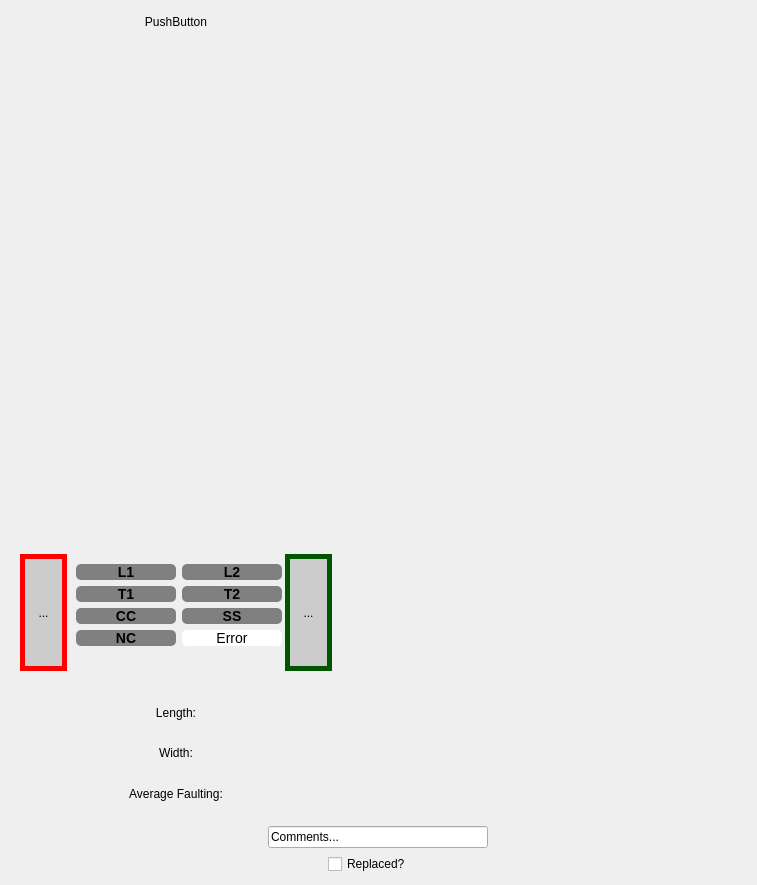
This is resources/year_panel.ui in jadenl99/JPCP_slab_classification as Qt 5 draws it before an edit. The edited form follows.
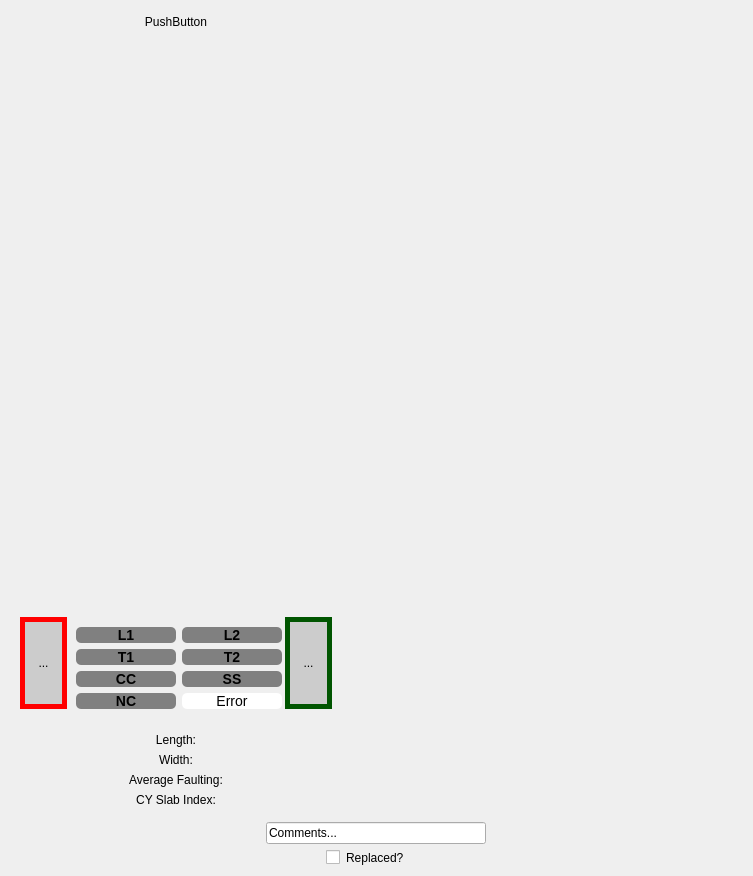
This is the edited form. Icons and pictures are not drawn.

The edit to the form file:
```diff
--- a/resources/year_panel.ui
+++ b/resources/year_panel.ui
@@ -6,8 +6,8 @@
    <rect>
     <x>0</x>
     <y>0</y>
-    <width>757</width>
-    <height>885</height>
+    <width>753</width>
+    <height>876</height>
    </rect>
   </property>
   <property name="sizePolicy">
@@ -19,6 +19,11 @@
   <property name="windowTitle">
    <string>Form</string>
   </property>
+  <property name="styleSheet">
+   <string notr="true">QWidget {
+	border-color:rgb(255, 99, 21) 10px
+}</string>
+  </property>
   <layout class="QVBoxLayout" name="verticalLayout">
    <item>
     <layout class="QVBoxLayout" name="vertical_panel_layout">
@@ -49,10 +54,16 @@
      </item>
      <item>
       <widget class="QWidget" name="widget" native="true">
+       <property name="sizePolicy">
+        <sizepolicy hsizetype="Expanding" vsizetype="Expanding">
+         <horstretch>0</horstretch>
+         <verstretch>0</verstretch>
+        </sizepolicy>
+       </property>
        <property name="maximumSize">
         <size>
          <width>330</width>
-         <height>500</height>
+         <height>600</height>
         </size>
        </property>
        <property name="layoutDirection">
@@ -532,6 +543,16 @@
           </property>
          </widget>
         </item>
+        <item>
+         <widget class="QLabel" name="cy_index_lbl">
+          <property name="text">
+           <string>CY Slab Index:</string>
+          </property>
+          <property name="alignment">
+           <set>Qt::AlignCenter</set>
+          </property>
+         </widget>
+        </item>
        </layout>
       </widget>
      </item>
```
